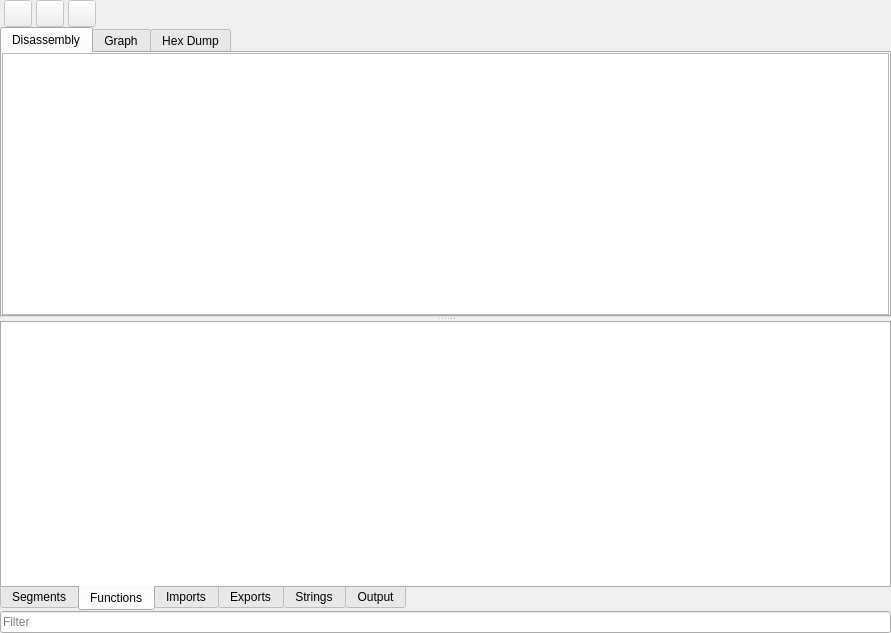
Qt form widgets/disassemblerview/disassemblerview.ui (REDasmOrg/REDasm) before a commit.
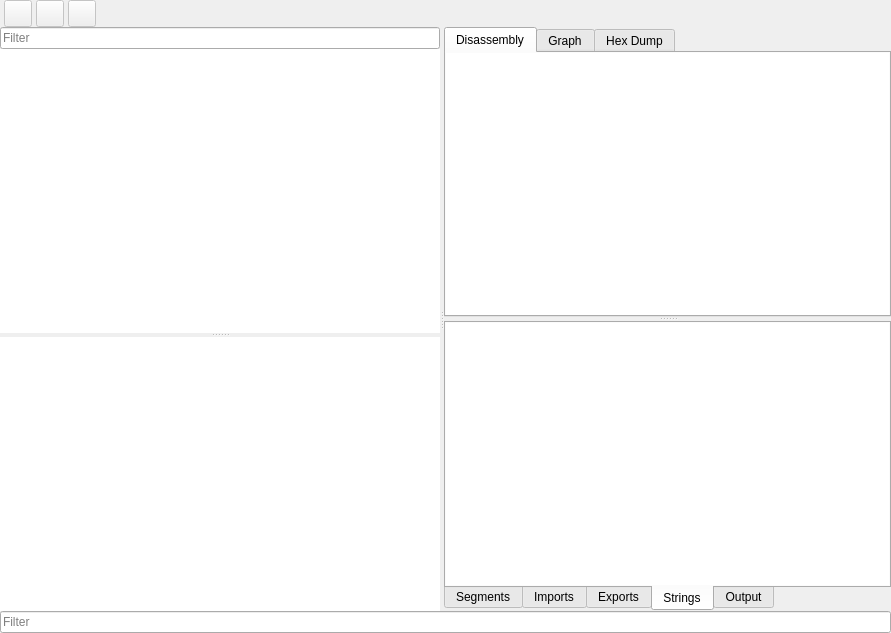
The same form after that commit. Icons and pictures are not drawn. Custom widgets are drawn as their Qt base class.

The edit to the form file:
```diff
--- a/widgets/disassemblerview/disassemblerview.ui
+++ b/widgets/disassemblerview/disassemblerview.ui
@@ -13,7 +13,7 @@
   <property name="windowTitle">
    <string>Form</string>
   </property>
-  <layout class="QVBoxLayout" name="verticalLayout_4">
+  <layout class="QVBoxLayout" name="verticalLayout_4" stretch="0,1,0">
    <property name="spacing">
     <number>0</number>
    </property>
@@ -112,7 +112,96 @@
     </layout>
    </item>
    <item>
-    <widget class="QSplitter" name="splitter">
+    <widget class="QSplitter" name="hSplitter">
+     <property name="orientation">
+      <enum>Qt::Horizontal</enum>
+     </property>
+     <widget class="QSplitter" name="vSplitter2">
+      <property name="orientation">
+       <enum>Qt::Vertical</enum>
+      </property>
+      <widget class="QWidget" name="layoutWidget">
+       <layout class="QVBoxLayout" name="verticalLayout">
+        <property name="spacing">
+         <number>0</number>
+        </property>
+        <item>
+         <widget class="QLineEdit" name="leFunctionFilter">
+          <property name="placeholderText">
+           <string>Filter</string>
+          </property>
+         </widget>
+        </item>
+        <item>
+         <widget class="QTreeView" name="tvFunctions">
+          <property name="frameShape">
+           <enum>QFrame::NoFrame</enum>
+          </property>
+          <property name="frameShadow">
+           <enum>QFrame::Plain</enum>
+          </property>
+          <property name="lineWidth">
+           <number>0</number>
+          </property>
+          <property name="editTriggers">
+           <set>QAbstractItemView::NoEditTriggers</set>
+          </property>
+          <property name="selectionBehavior">
+           <enum>QAbstractItemView::SelectRows</enum>
+          </property>
+          <property name="rootIsDecorated">
+           <bool>false</bool>
+          </property>
+          <property name="uniformRowHeights">
+           <bool>true</bool>
+          </property>
+          <property name="itemsExpandable">
+           <bool>false</bool>
+          </property>
+          <property name="expandsOnDoubleClick">
+           <bool>false</bool>
+          </property>
+          <attribute name="headerStretchLastSection">
+           <bool>false</bool>
+          </attribute>
+         </widget>
+        </item>
+       </layout>
+      </widget>
+      <widget class="QTreeView" name="tvReferences">
+       <property name="frameShape">
+        <enum>QFrame::NoFrame</enum>
+       </property>
+       <property name="frameShadow">
+        <enum>QFrame::Plain</enum>
+       </property>
+       <property name="lineWidth">
+        <number>0</number>
+       </property>
+       <property name="editTriggers">
+        <set>QAbstractItemView::NoEditTriggers</set>
+       </property>
+       <property name="selectionBehavior">
+        <enum>QAbstractItemView::SelectRows</enum>
+       </property>
+       <property name="rootIsDecorated">
+        <bool>false</bool>
+       </property>
+       <property name="uniformRowHeights">
+        <bool>true</bool>
+       </property>
+       <property name="itemsExpandable">
+        <bool>false</bool>
+       </property>
+       <property name="expandsOnDoubleClick">
+        <bool>false</bool>
+       </property>
+       <attribute name="headerStretchLastSection">
+        <bool>false</bool>
+       </attribute>
+      </widget>
+     </widget>
+     <widget class="QSplitter" name="vSplitter">
      <property name="orientation">
       <enum>Qt::Vertical</enum>
      </property>
@@ -141,7 +230,11 @@
          <number>0</number>
         </property>
         <item>
-         <widget class="DisassemblerTextView" name="disassemblerTextView"/>
+          <widget class="DisassemblerTextView" name="disassemblerTextView">
+           <property name="frameShape">
+            <enum>QFrame::NoFrame</enum>
+           </property>
+          </widget>
         </item>
        </layout>
       </widget>
@@ -162,7 +255,7 @@
        <enum>QTabWidget::South</enum>
       </property>
       <property name="currentIndex">
-       <number>1</number>
+        <number>3</number>
       </property>
       <widget class="QWidget" name="tabSegments">
        <attribute name="title">
@@ -211,53 +304,6 @@
         </item>
        </layout>
       </widget>
-      <widget class="QWidget" name="tabFunctions">
-       <attribute name="title">
-        <string>Functions</string>
-       </attribute>
-       <layout class="QVBoxLayout" name="verticalLayout">
-        <property name="spacing">
-         <number>0</number>
-        </property>
-        <property name="leftMargin">
-         <number>0</number>
-        </property>
-        <property name="topMargin">
-         <number>0</number>
-        </property>
-        <property name="rightMargin">
-         <number>0</number>
-        </property>
-        <property name="bottomMargin">
-         <number>0</number>
-        </property>
-        <item>
-         <widget class="QTableView" name="tvFunctions">
-          <property name="frameShape">
-           <enum>QFrame::NoFrame</enum>
-          </property>
-          <property name="frameShadow">
-           <enum>QFrame::Plain</enum>
-          </property>
-          <property name="lineWidth">
-           <number>0</number>
-          </property>
-          <property name="editTriggers">
-           <set>QAbstractItemView::NoEditTriggers</set>
-          </property>
-          <property name="selectionBehavior">
-           <enum>QAbstractItemView::SelectRows</enum>
-          </property>
-          <attribute name="horizontalHeaderStretchLastSection">
-           <bool>false</bool>
-          </attribute>
-          <attribute name="verticalHeaderVisible">
-           <bool>false</bool>
-          </attribute>
-         </widget>
-        </item>
-       </layout>
-      </widget>
       <widget class="QWidget" name="tabImports">
        <attribute name="title">
         <string>Imports</string>
@@ -445,6 +491,7 @@
          </widget>
         </item>
        </layout>
+       </widget>
       </widget>
      </widget>
     </widget>
```
Lines whose indentation alone changed are shown as unchanged.
